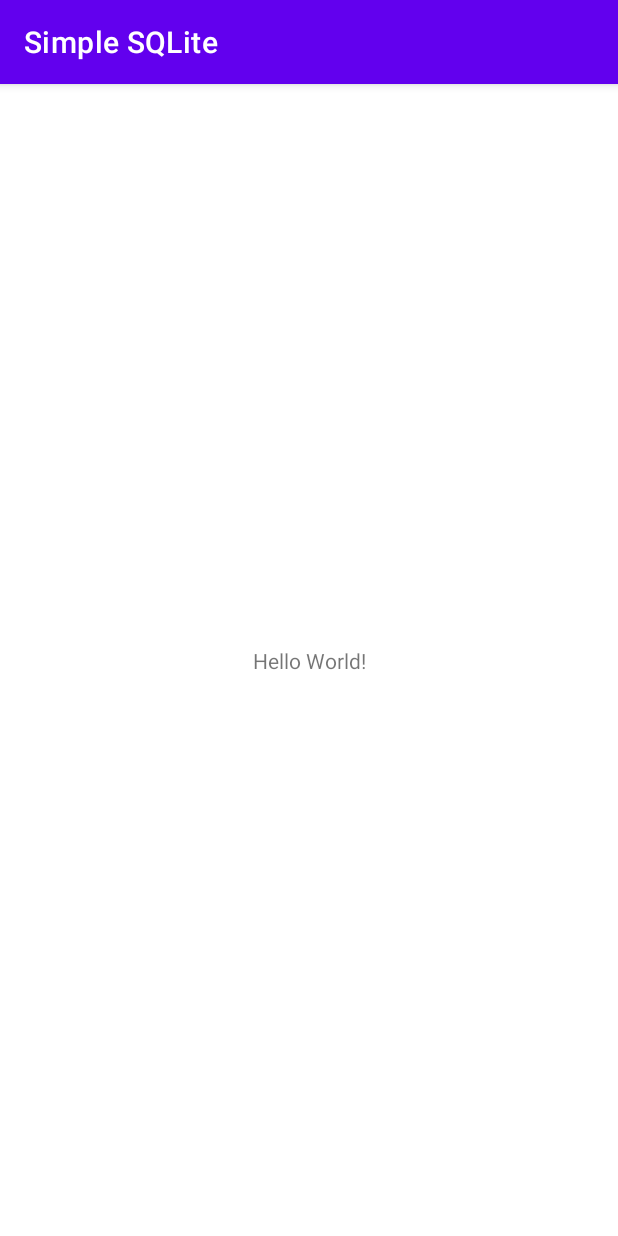
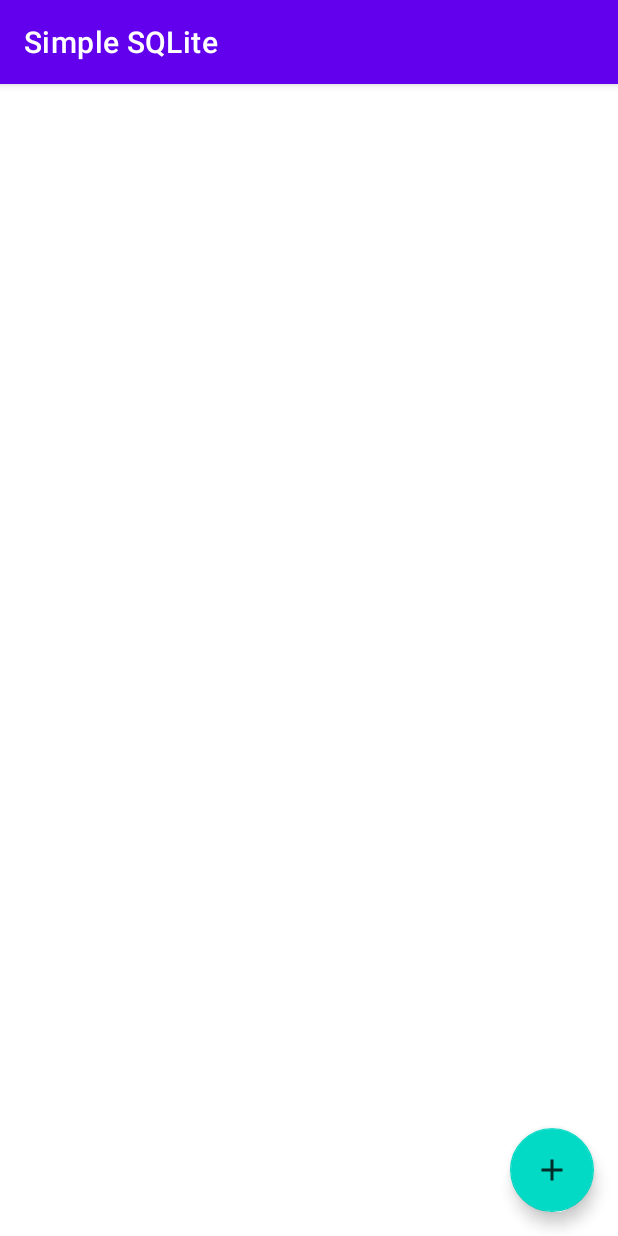
Before and after one commit to yokeshwaranb/Simple_SQLite, an Android app: the screen it shows after launch (MainActivity), on a phone screen of 412 x 824 dp. Run offline under Robolectric (Android 15) with nearby library versions, the phone set to English and light mode, and no system bars.

Commit message:
Modified Main Activity layout

```diff
--- a/app/src/main/res/layout/activity_main.xml
+++ b/app/src/main/res/layout/activity_main.xml
@@ -6,13 +6,16 @@
     android:layout_height="match_parent"
     tools:context=".MainActivity">
 
-    <TextView
+    <com.google.android.material.floatingactionbutton.FloatingActionButton
+        android:id="@+id/fab"
         android:layout_width="wrap_content"
         android:layout_height="wrap_content"
-        android:text="Hello World!"
+        android:layout_gravity="bottom|end"
+        android:layout_margin="16dp"
         app:layout_constraintBottom_toBottomOf="parent"
-        app:layout_constraintLeft_toLeftOf="parent"
-        app:layout_constraintRight_toRightOf="parent"
-        app:layout_constraintTop_toTopOf="parent" />
+        app:layout_constraintEnd_toEndOf="parent"
+        app:layout_constraintHorizontal_bias="1.0"
+        app:layout_constraintStart_toStartOf="parent"
+        app:srcCompat="@drawable/ic_add" />
 
 </androidx.constraintlayout.widget.ConstraintLayout>
```
